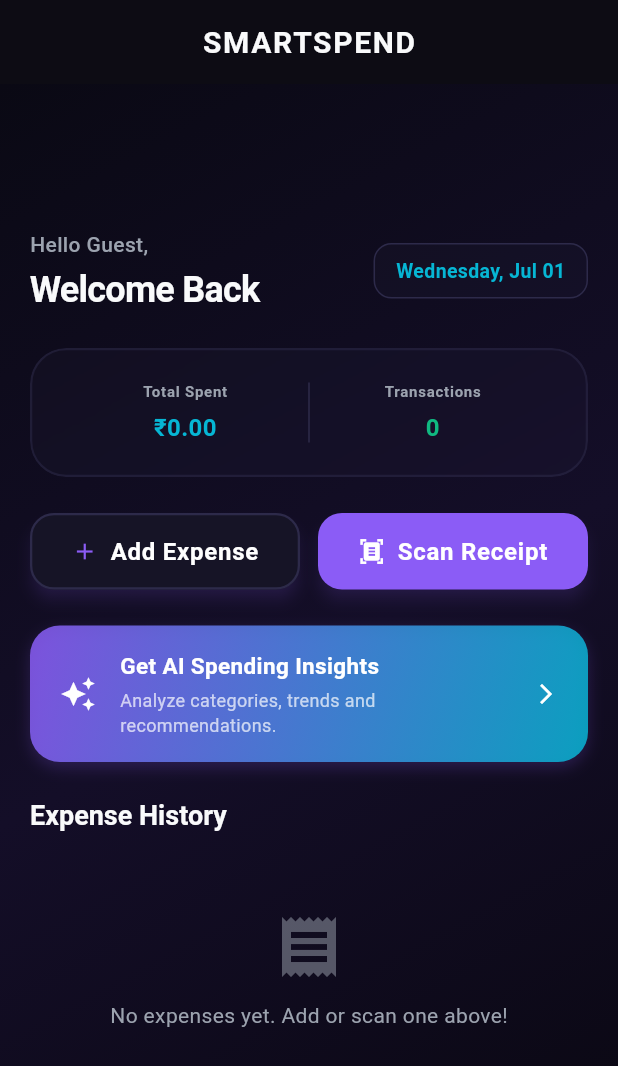
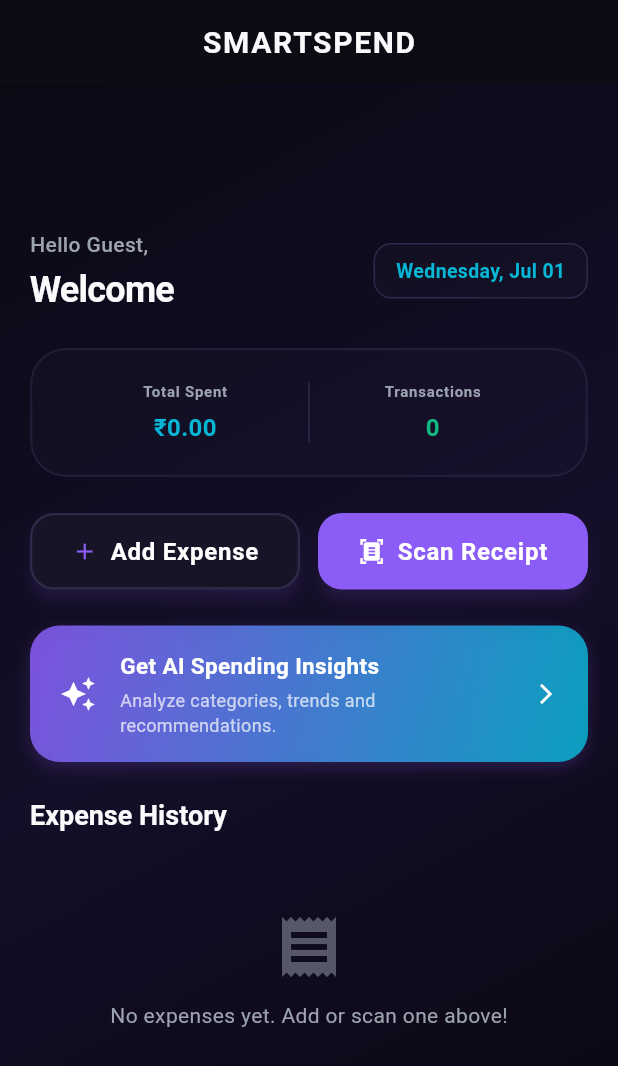
Before and after one commit to IshaniPatel-developer/smart-spend, a Flutter app: the screen it shows after launch, on a phone screen of 412 x 824 dp. Shown: the top 1066 px of the screen. Run offline on Flutter 3.47's test engine with Material 3 defaults, Android fonts, the phone set to English and light mode, and no system bars; our stand-ins replace dio, flutter_bloc, get_it, image_picker, sqflite; accounts and stored records are empty.

Commit message:
UI: Change welcome back text label to welcome

```diff
--- a/lib/core/constants/app_strings.dart
+++ b/lib/core/constants/app_strings.dart
@@ -10,7 +10,7 @@ class AppStrings {
 
   // Dashboard Screen
   static const String dashboardTitle = 'SMARTSPEND';
-  static const String welcomeBackLabel = 'Welcome Back';
+  static const String welcomeBackLabel = 'Welcome';
   static const String retryLabel = 'Retry';
   static const String totalSpentLabel = 'Total Spent';
   static const String largestPurchaseLabel = 'Largest purchase';
```
